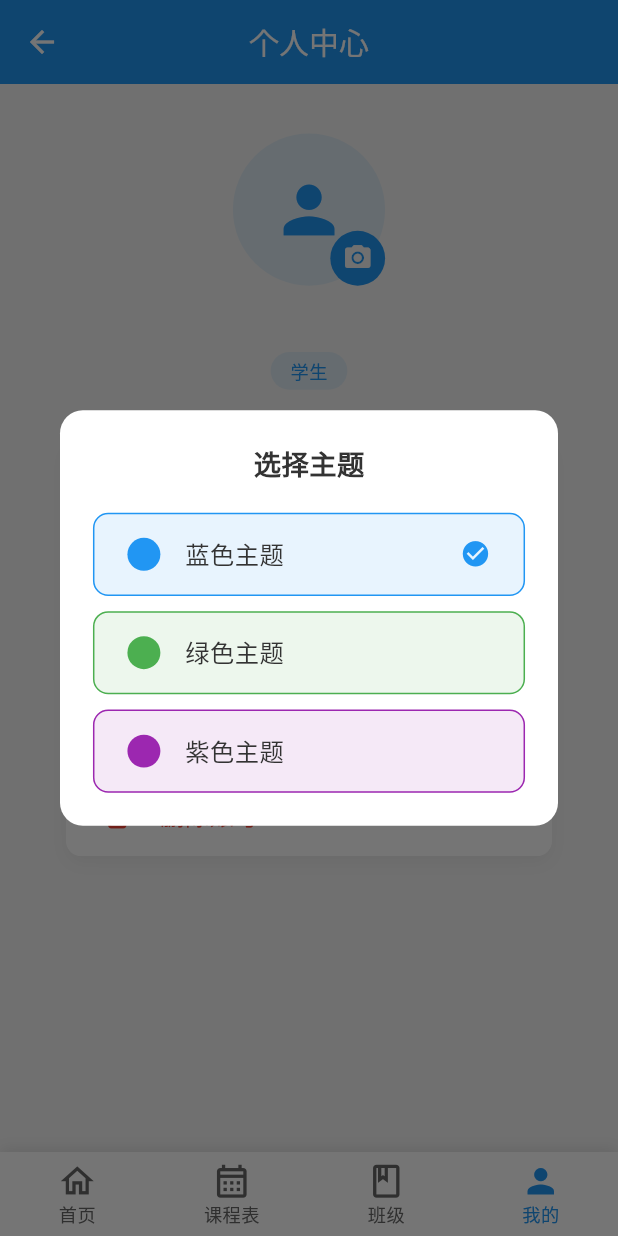
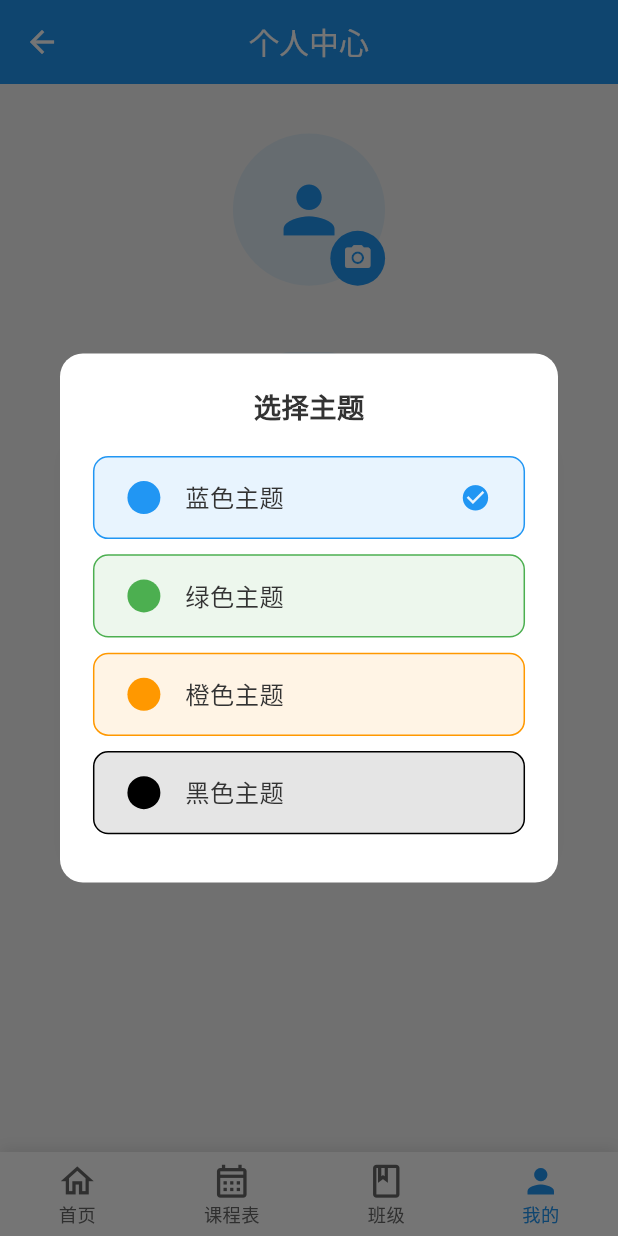
Before and after one commit to yydcc/cccc1, a Flutter app: the MainPage screen opened by its route, item 4 of the bottom bar chosen, after a tap on "更改主题", on a phone screen of 412 x 824 dp. Run offline on Flutter 3.47's test engine with Material 3 defaults, Android fonts, the phone set to English and light mode, and no system bars; drawn by our look-alikes of oktoast; our stand-ins replace cached_network_image, dio, easy_refresh, flutter_easyloading, flutter_screenutil, get and 2 more; accounts and stored records are empty; network calls fail.

Commit message:
紫色改为橙色

```diff
--- a/lib/common/theme/color.dart
+++ b/lib/common/theme/color.dart
@@ -78,7 +78,8 @@ class GlobalThemData {
   static final Map<String, ThemeData> themes = {
     'blue': _blueTheme,
     'green': _greenTheme,
-    'purple': _purpleTheme,
+    'orange': _orangeTheme,
+    'black': _blackTheme,
   };
 
   // 蓝色主题
@@ -157,12 +158,11 @@ class GlobalThemData {
     ),
   );
 
-  // 紫色主题
-  static final ThemeData _purpleTheme = ThemeData(
-    primaryColor: Color(0xFF9C27B0),
+  static final ThemeData _orangeTheme = ThemeData(
+    primaryColor: Color(0xFFFF9800),
     colorScheme: ColorScheme.light(
-      primary: Color(0xFF9C27B0),
-      secondary: Color(0xFFBA68C8),
+      primary: Color(0xFFFF9800),
+      secondary: Color(0xFFFFC107),
       onPrimary: Colors.white,
       onSecondary: Colors.white,
     ),
@@ -175,11 +175,11 @@ class GlobalThemData {
     elevatedButtonTheme: ElevatedButtonThemeData(
       style: ElevatedButton.styleFrom(
         foregroundColor: Colors.white,
-        backgroundColor: Color(0xFF9C27B0),
+        backgroundColor: Color(0xFFFF9800),
       ),
     ),
     appBarTheme: AppBarTheme(
-      backgroundColor: Color(0xFF9C27B0),
+      backgroundColor: Color(0xFFFF9800),
       elevation: 0,
       iconTheme: IconThemeData(color: Colors.white),
       titleTextStyle: TextStyle(
@@ -190,12 +190,49 @@ class GlobalThemData {
     ),
     bottomNavigationBarTheme: BottomNavigationBarThemeData(
       backgroundColor: Colors.white,
-      selectedItemColor: Color(0xFF9C27B0),
+      selectedItemColor: Color(0xFFFF9800),
       unselectedItemColor: textSecondaryColor,
     ),
   );
 
-  // 当前主题
+  // 黑色主题
+  static final ThemeData _blackTheme = ThemeData(
+    primaryColor: Colors.black,
+    colorScheme: ColorScheme.light(
+      primary: Colors.black,
+      secondary: Colors.grey,
+      onPrimary: Colors.white,
+      onSecondary: Colors.white,
+    ),
+    scaffoldBackgroundColor: Colors.white,
+    textTheme: TextTheme(
+      bodyLarge: TextStyle(color: Colors.black),
+      bodyMedium: TextStyle(color: Colors.black),
+    ),
+    dividerColor: Colors.grey,
+    elevatedButtonTheme: ElevatedButtonThemeData(
+      style: ElevatedButton.styleFrom(
+        foregroundColor: Colors.white,
+        backgroundColor: Colors.black,
+      ),
+    ),
+    appBarTheme: AppBarTheme(
+      backgroundColor: Colors.black,
+      elevation: 0,
+      iconTheme: IconThemeData(color: Colors.white),
+      titleTextStyle: TextStyle(
+        color: Colors.white,
+        fontSize: 20,
+        fontWeight: FontWeight.w500,
+      ),
+    ),
+    bottomNavigationBarTheme: BottomNavigationBarThemeData(
+      backgroundColor: Colors.white,
+      selectedItemColor: Colors.black,
+      unselectedItemColor: Colors.grey,
+    ),
+  );
+
   static final Rx<ThemeData> currentTheme = _blueTheme.obs;
 
   // 初始化主题
@@ -216,7 +253,8 @@ class GlobalThemData {
   static String getCurrentThemeName() {
     if (currentTheme.value == _blueTheme) return 'blue';
     if (currentTheme.value == _greenTheme) return 'green';
-    if (currentTheme.value == _purpleTheme) return 'purple';
+    if (currentTheme.value == _blackTheme) return 'black';
+    if (currentTheme.value ==  _orangeTheme) return 'orange';
     return 'blue';
   }
 }
--- a/lib/common/utils/http.dart
+++ b/lib/common/utils/http.dart
@@ -94,7 +94,6 @@ class HttpUtil {
     final storage = await StorageService.instance;
     var token = storage.getToken();
     if (token != null) {
-      // 修改 token 的格式，确保与 Postman 一致
       headers['Authorization'] = 'Bearer $token';
       print('Adding token to header: Bearer $token'); // 调试用
     }
--- a/lib/module/classinfo/classinfo_view.dart
+++ b/lib/module/classinfo/classinfo_view.dart
@@ -2,6 +2,7 @@ import 'package:flutter/material.dart';
 import 'package:get/get.dart';
 import 'package:easy_refresh/easy_refresh.dart';
 import 'package:flutter_screenutil/flutter_screenutil.dart';
+import '../../common/theme/color.dart';
 import 'classinfo_controller.dart';
 
 class ClassinfoView extends GetView<ClassinfoController> {
@@ -10,6 +11,7 @@ class ClassinfoView extends GetView<ClassinfoController> {
   @override
   Widget build(BuildContext context) {
     return Scaffold(
+      backgroundColor: GlobalThemData.backgroundColor,
       appBar: AppBar(
         title: const Text('我的班级'),
         centerTitle: true,
--- a/lib/module/home/home_view.dart
+++ b/lib/module/home/home_view.dart
@@ -15,6 +15,7 @@ class HomePage extends GetView<HomeController> {
   @override
   Widget build(BuildContext context) {
     return Scaffold(
+      backgroundColor: GlobalThemData.backgroundColor,
       appBar: AppBar(
         title: const Text('首页'),
         centerTitle: true,
--- a/lib/module/profile/profile_controller.dart
+++ b/lib/module/profile/profile_controller.dart
@@ -562,7 +562,10 @@ class ProfileController extends GetxController {
               SizedBox(height: 10.h),
               _buildThemeOption('green', '绿色主题'),
               SizedBox(height: 10.h),
-              _buildThemeOption('purple', '紫色主题'),
+              _buildThemeOption('orange', '橙色主题'),
+              SizedBox(height: 10.h),
+              _buildThemeOption('black', '黑色主题'),
+              SizedBox(height: 10.h),
             ],
           ),
         ),
--- a/lib/module/schedule/schedule_view.dart
+++ b/lib/module/schedule/schedule_view.dart
@@ -1,5 +1,6 @@
 import 'package:flutter/material.dart';
 import 'package:get/get.dart';
+import '../../common/theme/color.dart';
 import 'schedule_controller.dart';
 
 class SchedulePage extends GetView<ScheduleController> {
@@ -8,6 +9,7 @@ class SchedulePage extends GetView<ScheduleController> {
   @override
   Widget build(BuildContext context) {
     return Scaffold(
+      backgroundColor: GlobalThemData.backgroundColor,
       appBar: AppBar(
         title: const Text('课程表'),
         centerTitle:true,
```
